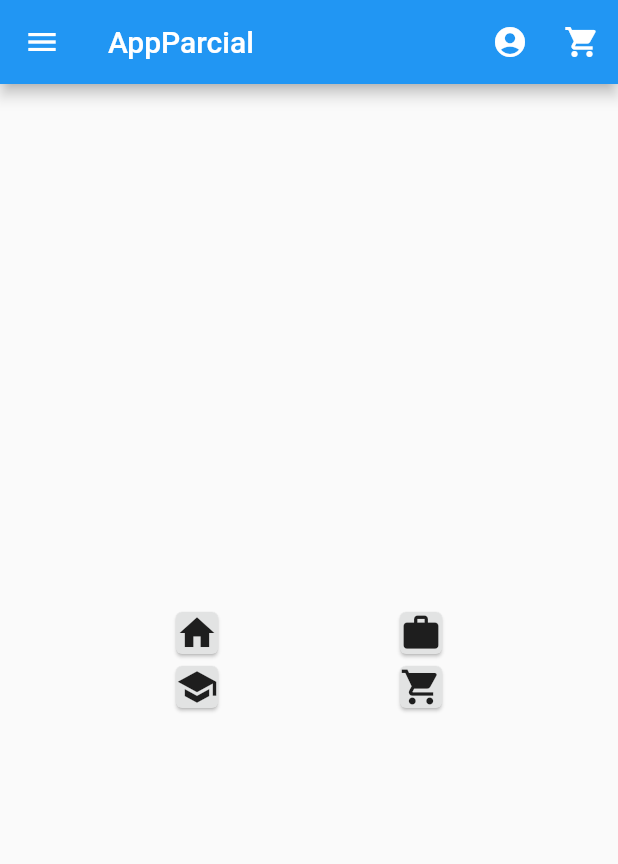
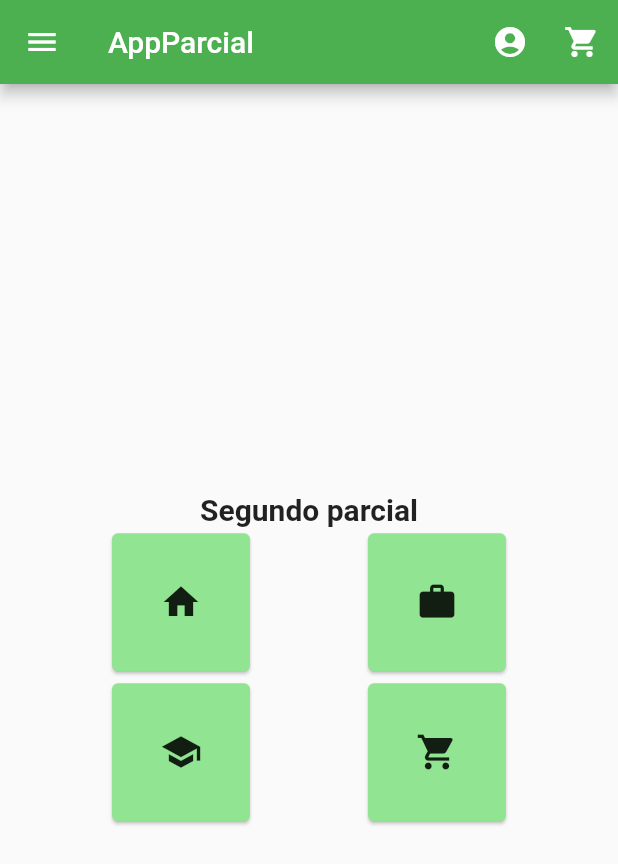
Before and after one commit to FabianAlarcon001/Parcial-2docorte-2023-2, a Flutter app: the screen it shows after launch, on a phone screen of 412 x 824 dp. Shown: the top 864 px of the screen. Run offline on Flutter 3.47's test engine with Material 2 defaults, Android fonts, the light colour scheme and no system bars.

Commit message:
Ultima implementacion

```diff
--- a/aplicacionparcial/lib/pages/ventana1.dart
+++ b/aplicacionparcial/lib/pages/ventana1.dart
@@ -1,8 +1,6 @@
 import 'package:flutter/material.dart';
 import 'package:aplicacionparcial/pages/ventana2.dart';
-
 class HomeScreen extends StatelessWidget {
-
   final List<IconData> iconList = [
     Icons.home,
     Icons.work,
@@ -12,7 +10,6 @@ class HomeScreen extends StatelessWidget {
 
   @override
   Widget build(BuildContext context) {
-
     IconData primericono = iconList[0];
     IconData segundoicono = iconList[1];
     IconData tercericono = iconList[2];
@@ -20,71 +17,76 @@ class HomeScreen extends StatelessWidget {
 
     return Scaffold(
       appBar: AppBar(
+        backgroundColor: Colors.green,
         leading: IconButton(
           icon: const Icon(Icons.menu),
-            onPressed: () {
-            },
+          onPressed: () {},
         ),
-        title:  const Text('AppParcial'),
+        title: const Text('AppParcial'),
         actions: [
           IconButton(
-            icon:  const Icon(Icons.account_circle),
-            onPressed: () {
-            },
+            icon: const Icon(Icons.account_circle),
+            onPressed: () {},
           ),
           IconButton(
-            icon:  const Icon(Icons.shopping_cart),
-            onPressed: () {
-            },
+            icon: const Icon(Icons.shopping_cart),
+            onPressed: () {},
           ),
         ],
       ),
       body: Center(
-          child: Column (
+        child: Column(
           mainAxisAlignment: MainAxisAlignment.center,
           children: [
-            Row (
+          const Text('Segundo parcial',
+          style: TextStyle(
+            fontSize: 20,
+            fontWeight: FontWeight.bold,
+          ),),
+            Row(
               mainAxisAlignment: MainAxisAlignment.spaceEvenly,
               children: [
-                Card(
-                child: Icon(primericono, size: 28,),
-                color: const Color.fromARGB(255, 226, 227, 227),
+                Container(
+                  width: 100,
+                  height: 100,
+                  child: Card(
+                    child: Icon(primericono, size: 28),
+                    color: Color.fromARGB(255, 145, 228, 145)),
                 ),
-                Card(
-                color: const Color.fromARGB(255, 226, 227, 227),
+                Container(
+                  width: 100,
+                  height: 100,
+                  child: Card(
+                    color: const Color.fromARGB(255, 145, 228, 145),
                     child: Icon(segundoicono, size: 28),
+                  ),
                 ),
               ],
             ),
-            Row (
+            Row(
               mainAxisAlignment: MainAxisAlignment.spaceEvenly,
               children: [
-                Card(
-                child: Icon(tercericono, size: 28,),
-                color: const Color.fromARGB(255, 226, 227, 227),
+                Container(
+                  width: 100,
+                  height: 100,
+                  child: Card(
+                    child: Icon(tercericono, size: 28),
+                    color: const Color.fromARGB(255, 145, 228, 145),
                   ),
-                Card(
-                color: const Color.fromARGB(255, 226, 227, 227),
+                ),
+                Container(
+                  width: 100,
+                  height: 100,
+                  child: Card(
+                    color: const Color.fromARGB(255, 145, 228, 145),
                     child: Icon(cuartoicono, size: 28),
+                  ),
                 ),
               ],
             ),
           ],
         ),
       ),
-      /*body: Center(
-        child: GridView.builder(
-          gridDelegate: SliverGridDelegateWithFixedCrossAxisCount(
-            crossAxisCount: 2,
-          ),
-          itemBuilder: (context, index) {
-            final cardTitle = 'Tarjeta ${index + 1}';
-            final cardIcon = iconMap[cardTitle];
-
-            return CardWidget(cardTitle: cardTitle, cardIcon: cardIcon);
-          },
-        ),
-      ),*/
     );
   }
 }
```
Also changed, not shown: aplicacionparcial/lib/pages/ventana2.dart (+60 -15 lines). Lines whose indentation alone changed are shown as unchanged.
